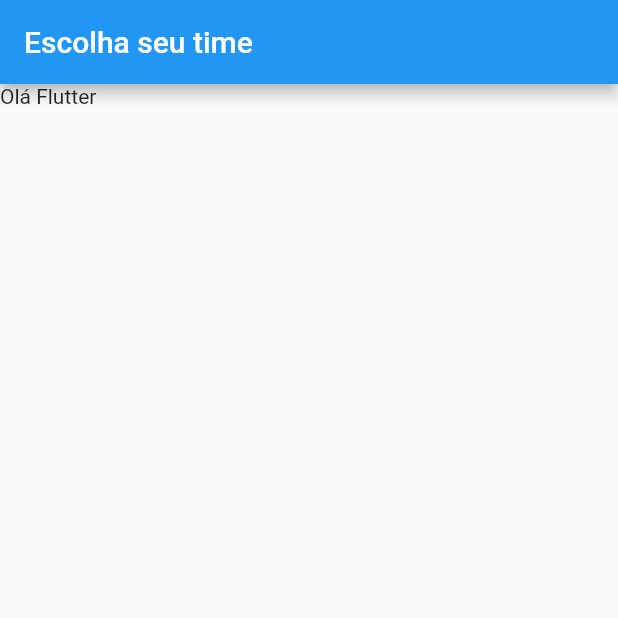
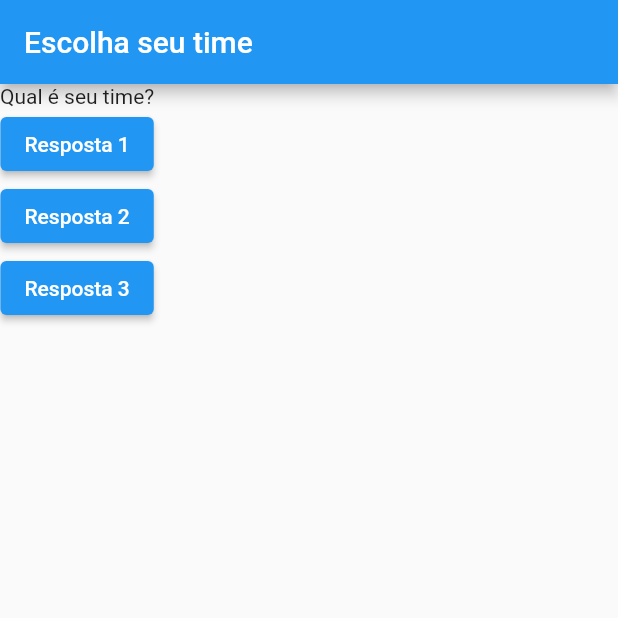
Before and after one commit to DaniloSacramento/CursoFlutter-, a Flutter app: the screen it shows after launch, on a phone screen of 412 x 824 dp, the top half of it. Run offline on Flutter 3.47's test engine with Material 2 defaults, Android fonts, the phone set to English and light mode, and no system bars.

Commit message:
Funcao no botao

```diff
--- a/lib/main.dart
+++ b/lib/main.dart
@@ -4,16 +4,45 @@ main() => runApp(PerguntaApp());  // INSTANCIEI O PERGUNTA APP
 
 
 class PerguntaApp extends StatelessWidget{
+  void responder() {
+
+      print("Pergunta respondida");
+
+  }
+
+
 
   @override
+
   Widget build (BuildContext context){  // CRIAMOS UM METODO
+
+    final List <String> perguntas = [ "Qual é sua cor favorita?",  "Qual é seu time?", "Qual seu animal favorito?",
+  ];
+
     return  MaterialApp(
-      home:  Scaffold(
+      home:  Scaffold (
         appBar: AppBar(
           title: Text("Escolha seu time"),     // O TITLE É UM PARAMETRO NOMEADO QUE RECEBE UM WIDGET
         ),
-         body: Text("Olá Flutter"),
-      )
-    );
+         body:  Column(
+           children:  <Widget>  [
+             Text(perguntas.elementAt(1)),
+              ElevatedButton(
+              child:  Text("Resposta 1") ,  // UM BOTAO QUE RECEBE UM FILHO = CHILD
+              onPressed: responder,  // NÃO ESTA PASSANDO NENHUMA FUNÇÃO PARA SER EXECUTADA NO BOTAO
+             ),
+              ElevatedButton(
+              child: Text("Resposta 2") ,
+              onPressed: responder,
+             ),
+               ElevatedButton(
+              child: Text("Resposta 3") ,
+              onPressed: () => print("Resposta 3!"),
+             )
+           ],
+         ),
+         ),
+      );
+
   }
 }
```
